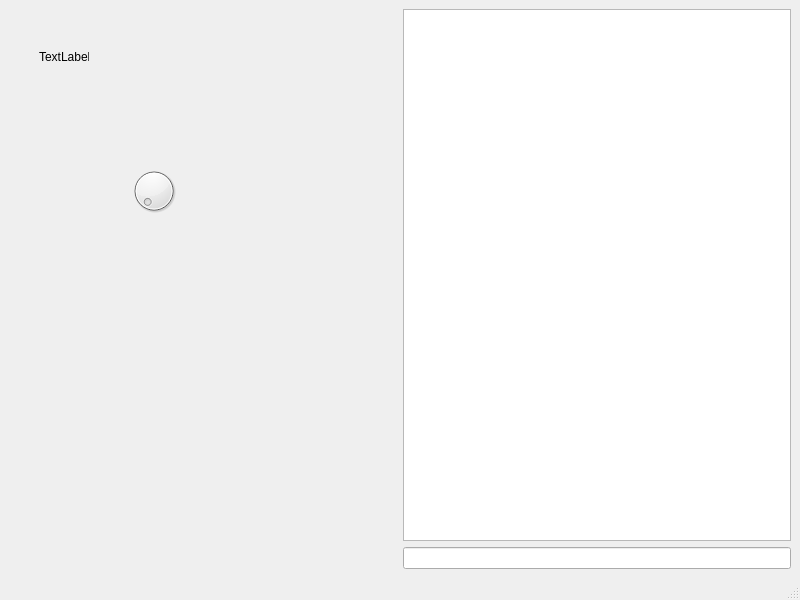
This is Client/view/ClientMainWindow.ui in hong000321/3rd_mini_PlantServant as Qt 5 draws it before an edit. The edited form follows.
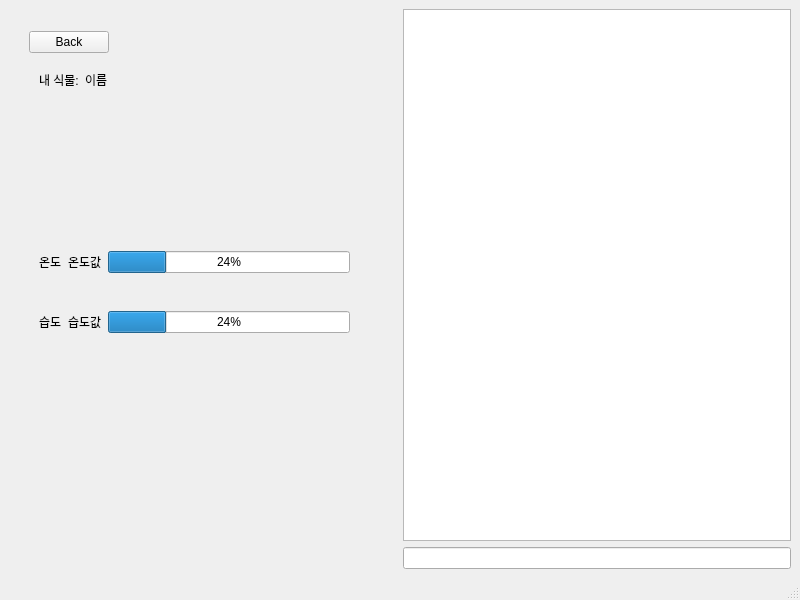
This is the edited form. The open tabs and pages were chosen to show the change.

Commit message: [UI | STRUCTURE ] 클라이언트 UI 러프하게 구성

What changed in the file:
```diff
--- a/Client/view/ClientMainWindow.ui
+++ b/Client/view/ClientMainWindow.ui
@@ -34,29 +34,168 @@
          <string>TextLabel</string>
         </property>
        </widget>
-       <widget class="QLabel" name="label_3">
+       <widget class="QLabel" name="label_7">
         <property name="geometry">
          <rect>
-          <x>30</x>
-          <y>40</y>
+          <x>80</x>
+          <y>30</y>
           <width>50</width>
           <height>16</height>
          </rect>
         </property>
         <property name="text">
-         <string>TextLabel</string>
+         <string/>
         </property>
        </widget>
-       <widget class="QDial" name="dial">
+       <widget class="QWidget" name="">
         <property name="geometry">
          <rect>
-          <x>120</x>
-          <y>150</y>
-          <width>50</width>
-          <height>64</height>
+          <x>20</x>
+          <y>20</y>
+          <width>306</width>
+          <height>26</height>
          </rect>
         </property>
+        <layout class="QHBoxLayout" name="horizontalLayout_6">
+         <item>
+          <widget class="QPushButton" name="pushButton_3">
+           <property name="text">
+            <string>Back</string>
+           </property>
+          </widget>
+         </item>
+         <item>
+          <spacer name="horizontalSpacer">
+           <property name="orientation">
+            <enum>Qt::Orientation::Horizontal</enum>
+           </property>
+           <property name="sizeHint" stdset="0">
+            <size>
+             <width>218</width>
+             <height>20</height>
+            </size>
+           </property>
+          </spacer>
+         </item>
+        </layout>
        </widget>
+       <widget class="QWidget" name="">
+        <property name="geometry">
+         <rect>
+          <x>30</x>
+          <y>60</y>
+          <width>299</width>
+          <height>22</height>
+         </rect>
+        </property>
+        <layout class="QHBoxLayout" name="horizontalLayout_7">
+         <item>
+          <layout class="QHBoxLayout" name="horizontalLayout_3">
+           <item>
+            <widget class="QLabel" name="label_6">
+             <property name="text">
+              <string>내 식물:</string>
+             </property>
+            </widget>
+           </item>
+           <item>
+            <widget class="QLabel" name="label_8">
+             <property name="text">
+              <string>이름</string>
+             </property>
+            </widget>
+           </item>
+          </layout>
+         </item>
+         <item>
+          <spacer name="horizontalSpacer_2">
+           <property name="orientation">
+            <enum>Qt::Orientation::Horizontal</enum>
+           </property>
+           <property name="sizeHint" stdset="0">
+            <size>
+             <width>218</width>
+             <height>20</height>
+            </size>
+           </property>
+          </spacer>
+         </item>
+        </layout>
+       </widget>
+       <widget class="QWidget" name="">
+        <property name="geometry">
+         <rect>
+          <x>30</x>
+          <y>240</y>
+          <width>311</width>
+          <height>26</height>
+         </rect>
+        </property>
+        <layout class="QHBoxLayout" name="horizontalLayout_8">
+         <item>
+          <layout class="QHBoxLayout" name="horizontalLayout_4">
+           <item>
+            <widget class="QLabel" name="label_3">
+             <property name="text">
+              <string>온도</string>
+             </property>
+            </widget>
+           </item>
+           <item>
+            <widget class="QLabel" name="label_2">
+             <property name="text">
+              <string>온도값</string>
+             </property>
+            </widget>
+           </item>
+          </layout>
+         </item>
+         <item>
+          <widget class="QProgressBar" name="progressBar">
+           <property name="value">
+            <number>24</number>
+           </property>
+          </widget>
+         </item>
+        </layout>
+       </widget>
+       <widget class="QWidget" name="">
+        <property name="geometry">
+         <rect>
+          <x>30</x>
+          <y>300</y>
+          <width>311</width>
+          <height>26</height>
+         </rect>
+        </property>
+        <layout class="QHBoxLayout" name="horizontalLayout_9">
+         <item>
+          <layout class="QHBoxLayout" name="horizontalLayout_5">
+           <item>
+            <widget class="QLabel" name="label_4">
+             <property name="text">
+              <string>습도</string>
+             </property>
+            </widget>
+           </item>
+           <item>
+            <widget class="QLabel" name="label_5">
+             <property name="text">
+              <string>습도값</string>
+             </property>
+            </widget>
+           </item>
+          </layout>
+         </item>
+         <item>
+          <widget class="QProgressBar" name="progressBar_2">
+           <property name="value">
+            <number>24</number>
+           </property>
+          </widget>
+         </item>
+        </layout>
+       </widget>
       </widget>
       <widget class="QWidget" name="page_2">
        <layout class="QVBoxLayout" name="verticalLayout">
```
Left out of the diff: 199 changed lines with no effect on the pictures.
